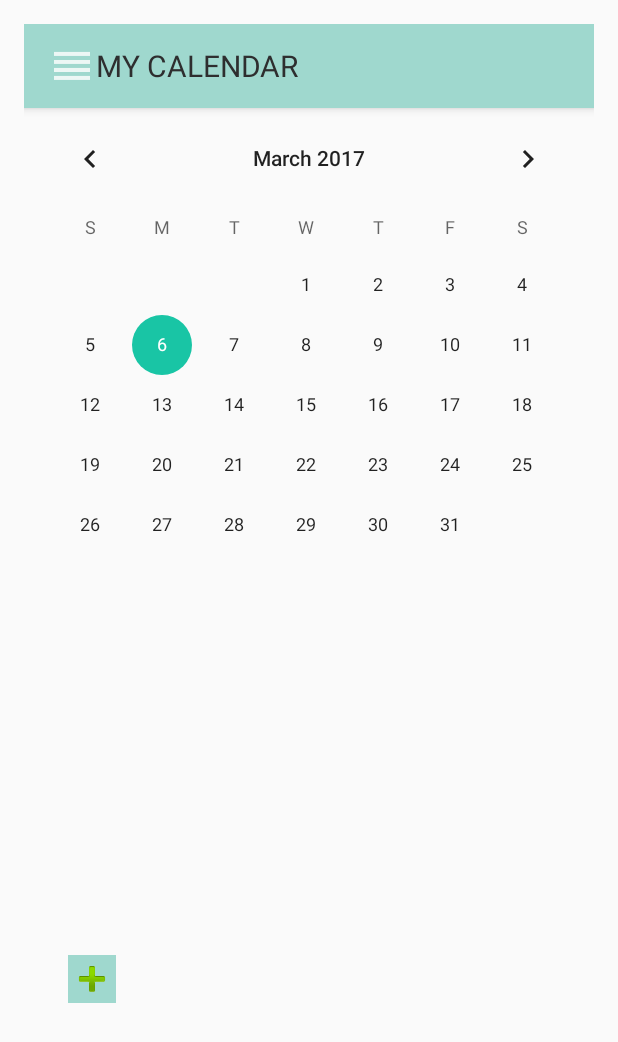
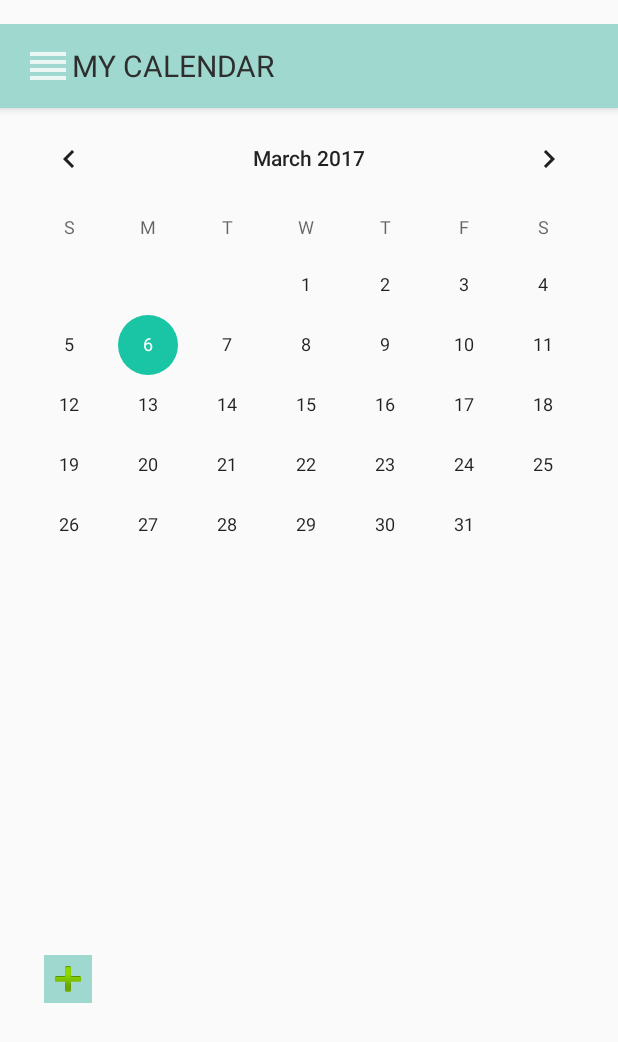
Before and after one commit to bkennel/SBCityConnect, an Android app: the CalendarActivity screen opened directly, with no data from a screen before it, on a phone screen of 412 x 824 dp. Shown: the top 1042 px of the screen. Run offline under Robolectric (Android 15) with nearby library versions, the phone set to English and light mode, and no system bars.

Commit message:
Fixed left and right padding -> buttons go to edges now

```diff
--- a/app/src/main/res/layout/activity_calendar.xml
+++ b/app/src/main/res/layout/activity_calendar.xml
@@ -5,8 +5,6 @@
     android:layout_width="match_parent"
     android:layout_height="match_parent"
     android:paddingBottom="@dimen/activity_vertical_margin"
-    android:paddingLeft="@dimen/activity_horizontal_margin"
-    android:paddingRight="@dimen/activity_horizontal_margin"
     android:paddingTop="@dimen/activity_vertical_margin"
     tools:context="mobilend.sbcityconnect.CalendarActivity">
 
--- a/app/src/main/res/layout/activity_epayment.xml
+++ b/app/src/main/res/layout/activity_epayment.xml
@@ -5,8 +5,6 @@
     android:layout_width="match_parent"
     android:layout_height="match_parent"
     android:paddingBottom="@dimen/activity_vertical_margin"
-    android:paddingLeft="@dimen/activity_horizontal_margin"
-    android:paddingRight="@dimen/activity_horizontal_margin"
     android:paddingTop="@dimen/activity_vertical_margin"
     tools:context="mobilend.sbcityconnect.EPaymentActivity"
     android:background="@color/colorMediumGray">
--- a/app/src/main/res/layout/activity_home.xml
+++ b/app/src/main/res/layout/activity_home.xml
@@ -5,8 +5,6 @@
     android:layout_width="match_parent"
     android:layout_height="match_parent"
     android:paddingBottom="@dimen/activity_vertical_margin"
-    android:paddingLeft="@dimen/activity_horizontal_margin"
-    android:paddingRight="@dimen/activity_horizontal_margin"
     android:paddingTop="@dimen/activity_vertical_margin"
     tools:context="mobilend.sbcityconnect.HomeActivity"
     android:background="@color/colorBackgroundDarkBlue" >
--- a/app/src/main/res/layout/activity_life.xml
+++ b/app/src/main/res/layout/activity_life.xml
@@ -5,8 +5,6 @@
     android:layout_width="match_parent"
     android:layout_height="match_parent"
     android:paddingBottom="@dimen/activity_vertical_margin"
-    android:paddingLeft="@dimen/activity_horizontal_margin"
-    android:paddingRight="@dimen/activity_horizontal_margin"
     android:paddingTop="@dimen/activity_vertical_margin"
     tools:context="mobilend.sbcityconnect.LifeActivity">
 
--- a/app/src/main/res/layout/activity_main.xml
+++ b/app/src/main/res/layout/activity_main.xml
@@ -5,8 +5,6 @@
     android:layout_width="match_parent"
     android:layout_height="match_parent"
     android:paddingBottom="@dimen/activity_vertical_margin"
-    android:paddingLeft="@dimen/activity_horizontal_margin"
-    android:paddingRight="@dimen/activity_horizontal_margin"
     android:paddingTop="@dimen/activity_vertical_margin"
     tools:context="mobilend.sbcityconnect.MainActivity"
     android:background="@color/colorBackgroundDarkBlue" >
--- a/app/src/main/res/layout/activity_make_apayment1.xml
+++ b/app/src/main/res/layout/activity_make_apayment1.xml
@@ -5,8 +5,6 @@
     android:layout_width="match_parent"
     android:layout_height="match_parent"
     android:paddingBottom="@dimen/activity_vertical_margin"
-    android:paddingLeft="@dimen/activity_horizontal_margin"
-    android:paddingRight="@dimen/activity_horizontal_margin"
     android:paddingTop="@dimen/activity_vertical_margin"
     tools:context="mobilend.sbcityconnect.MakeAPayment1Activity"
     android:background="@color/colorWhiteGray">
--- a/app/src/main/res/layout/activity_payitforward1.xml
+++ b/app/src/main/res/layout/activity_payitforward1.xml
@@ -5,8 +5,6 @@
     android:layout_width="match_parent"
     android:layout_height="match_parent"
     android:paddingBottom="@dimen/activity_vertical_margin"
-    android:paddingLeft="@dimen/activity_horizontal_margin"
-    android:paddingRight="@dimen/activity_horizontal_margin"
     android:paddingTop="@dimen/activity_vertical_margin"
     tools:context="mobilend.sbcityconnect.PayItForward1Activity"
     android:background="@color/colorWhiteGray">
@@ -84,6 +82,6 @@
         android:layout_centerHorizontal="true"
         android:datePickerMode="spinner"
         android:calendarViewShown="false"
-        android:yearListSelectorColor="@color/colorDarkGreen"  />
+        android:yearListSelectorColor="@color/colorDarkGreen" />
 
 </RelativeLayout>
```
